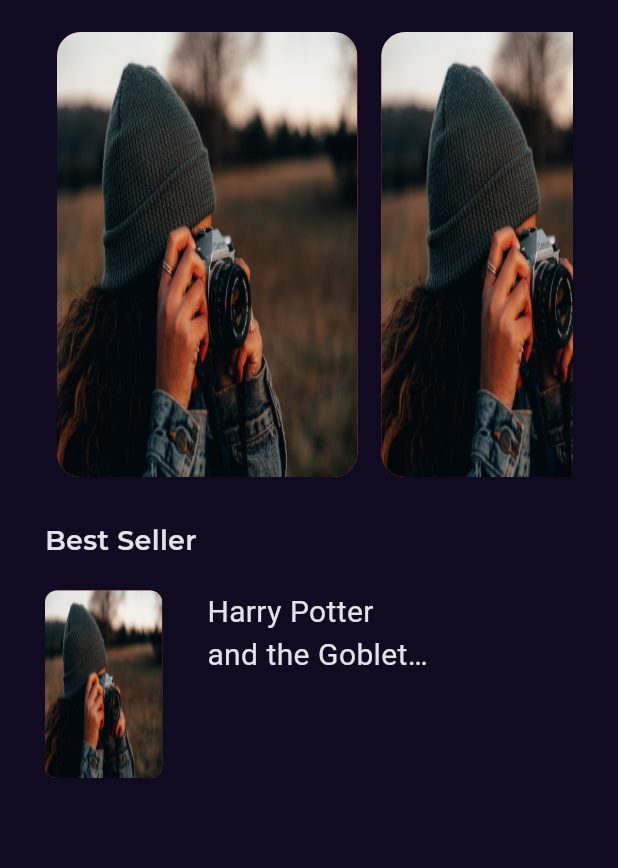
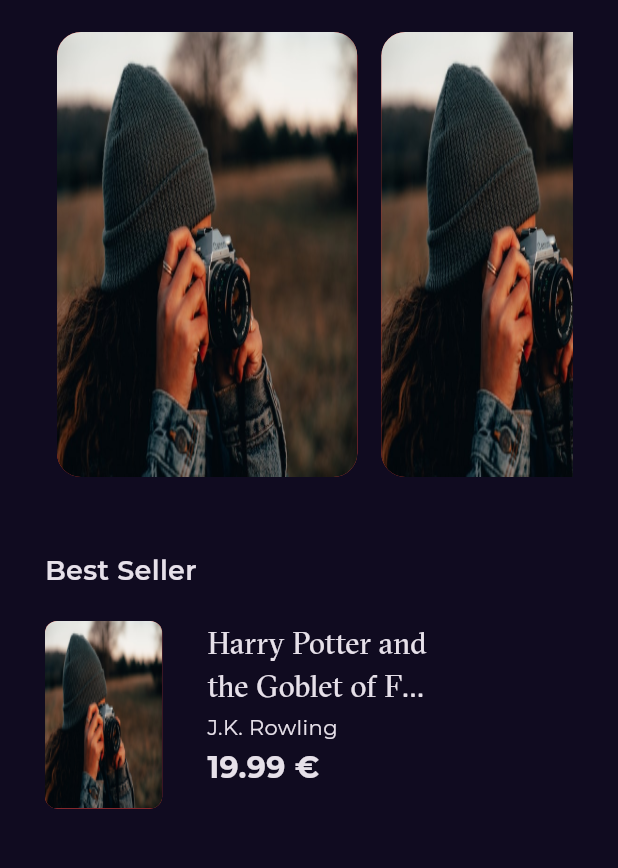
Before and after one commit to Ahmedmansor/bookly_app, a Flutter app: the screen it shows after launch, on a phone screen of 412 x 824 dp, the part 115-983 px from its top. Run offline on Flutter 3.47's test engine with Material 3 defaults, Android fonts, the phone set to English and light mode, and no system bars; our stand-ins replace font_awesome_flutter, get, google_fonts.

Commit message:
best seller item part three

```diff
--- a/lib/core/utils/styles.dart
+++ b/lib/core/utils/styles.dart
@@ -5,8 +5,8 @@ abstract class Styles {
   static const textStyle18 =
       TextStyle(fontSize: 18, fontWeight: FontWeight.w600);
 
-  static const textStyle20 = TextStyle(
-      fontSize: 20, fontWeight: FontWeight.normal, fontFamily: kGTSectraFine);
+  static const textStyle20 =
+      TextStyle(fontSize: 20, fontWeight: FontWeight.normal);
 
   static const textStyle14 =
       TextStyle(fontSize: 14, fontWeight: FontWeight.normal);
--- /dev/null
+++ b/lib/features/home/presentation/views/widgets/best_seller_list_view_item.dart
@@ -0,0 +1,69 @@
+import 'package:bookly_app/constants.dart';
+import 'package:bookly_app/core/utils/app_setting.dart';
+import 'package:bookly_app/core/utils/assets.dart';
+import 'package:bookly_app/core/utils/styles.dart';
+import 'package:flutter/material.dart';
+
+class BestSellerListViewItem extends StatelessWidget {
+  const BestSellerListViewItem({super.key});
+
+  @override
+  Widget build(BuildContext context) {
+    return SizedBox(
+      height: 125,
+      child: Row(
+        children: [
+          AspectRatio(
+            aspectRatio: 2.5 / 4,
+            child: Container(
+              decoration: BoxDecoration(
+                  borderRadius: BorderRadius.circular(8),
+                  image: const DecorationImage(
+                      image: AssetImage(
+                        AssetsData.testImage,
+                      ),
+                      fit: BoxFit.fill),
+                  color: Colors.red),
+            ),
+          ),
+          const SizedBox(
+            width: 30,
+          ),
+          Column(
+            crossAxisAlignment: CrossAxisAlignment.start,
+            children: [
+              SizedBox(
+                width: AppSettings.defultSize * 15,
+                child: Text(
+                  'Harry Potter and the Goblet of Fire',
+                  style: Styles.textStyle20.copyWith(fontFamily: kGTSectraFine),
+                  maxLines: 2,
+                  overflow: TextOverflow.ellipsis,
+                ),
+              ),
+              const SizedBox(
+                height: 3,
+              ),
+              const Text(
+                'J.K. Rowling',
+                style: Styles.textStyle14,
+              ),
+              const SizedBox(
+                height: 3,
+              ),
+              Row(
+                children: [
+                  Text(
+                    '19.99 €',
+                    style: Styles.textStyle20
+                        .copyWith(fontWeight: FontWeight.bold),
+                  )
+                ],
+              )
+            ],
+          )
+        ],
+      ),
+    );
+  }
+}
--- a/lib/features/home/presentation/views/widgets/home_view_body.dart
+++ b/lib/features/home/presentation/views/widgets/home_view_body.dart
@@ -1,6 +1,8 @@
+import 'package:bookly_app/constants.dart';
 import 'package:bookly_app/core/utils/app_setting.dart';
 import 'package:bookly_app/core/utils/assets.dart';
 import 'package:bookly_app/core/utils/styles.dart';
+import 'package:bookly_app/features/home/presentation/views/widgets/best_seller_list_view_item.dart';
 import 'package:bookly_app/features/home/presentation/views/widgets/custom_app_bar.dart';
 import 'package:bookly_app/features/home/presentation/views/widgets/custom_list_view_horizontal.dart';
 import 'package:flutter/material.dart';
@@ -10,70 +12,26 @@ class HomeViewBody extends StatelessWidget {
 
   @override
   Widget build(BuildContext context) {
-    return Padding(
-      padding: const EdgeInsets.symmetric(horizontal: 30),
+    return const Padding(
+      padding: EdgeInsets.symmetric(horizontal: 30),
       child: Column(
         crossAxisAlignment: CrossAxisAlignment.start,
         children: [
-          const CustomAppBar(),
-          const CustomListViewHor(),
+          CustomAppBar(),
+          CustomListViewHor(),
           SizedBox(
-            height: AppSettings.defultSize * 3,
+            height: 50,
           ),
-          const Text(
+          Text(
             'Best Seller',
             style: Styles.textStyle18,
           ),
-          const SizedBox(
+          SizedBox(
             height: 20,
           ),
-          const BestSellerListViewItem(),
+          BestSellerListViewItem(),
         ],
       ),
     );
   }
 }
-
-class BestSellerListViewItem extends StatelessWidget {
-  const BestSellerListViewItem({super.key});
-
-  @override
-  Widget build(BuildContext context) {
-    return SizedBox(
-      height: 125,
-      child: Row(
-        children: [
-          AspectRatio(
-            aspectRatio: 2.5 / 4,
-            child: Container(
-              decoration: BoxDecoration(
-                  borderRadius: BorderRadius.circular(8),
-                  image: const DecorationImage(
-                      image: AssetImage(
-                        AssetsData.testImage,
-                      ),
-                      fit: BoxFit.fill),
-                  color: Colors.red),
-            ),
-          ),
-          const SizedBox(
-            width: 30,
-          ),
-          Column(
-            children: [
-              SizedBox(
-                width: AppSettings.defultSize * 15,
-                child: const Text(
-                  'Harry Potter and the Goblet of Fire',
-                  style: Styles.textStyle20,
-                  maxLines: 2,
-                  overflow: TextOverflow.ellipsis,
-                ),
-              ),
-            ],
-          )
-        ],
-      ),
-    );
-  }
-}
--- a/pubspec.yaml
+++ b/pubspec.yaml
@@ -22,3 +22,7 @@ flutter:
   uses-material-design: true
   assets:
     - assets/images/
+  fonts:
+    - family: GT Sectra Fine
+      fonts:
+        - asset: assets/fonts/GT Sectra Fine Regular.ttf
```
Also changed, not shown: assets/fonts/GT Sectra Fine Regular.ttf (added).
